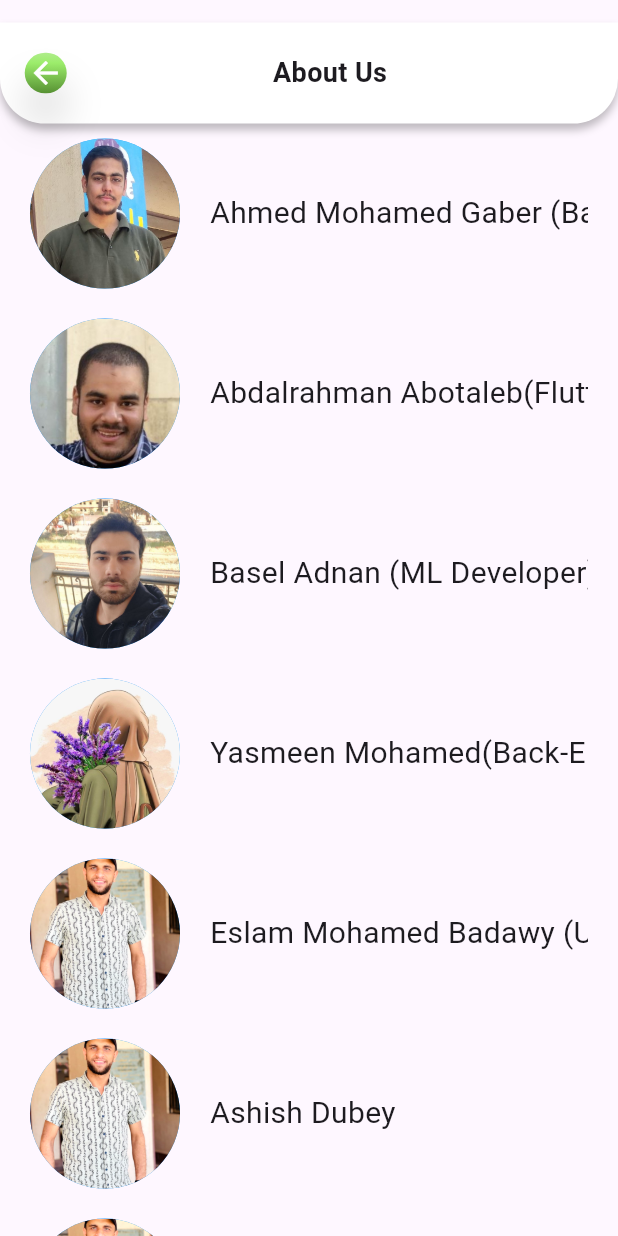
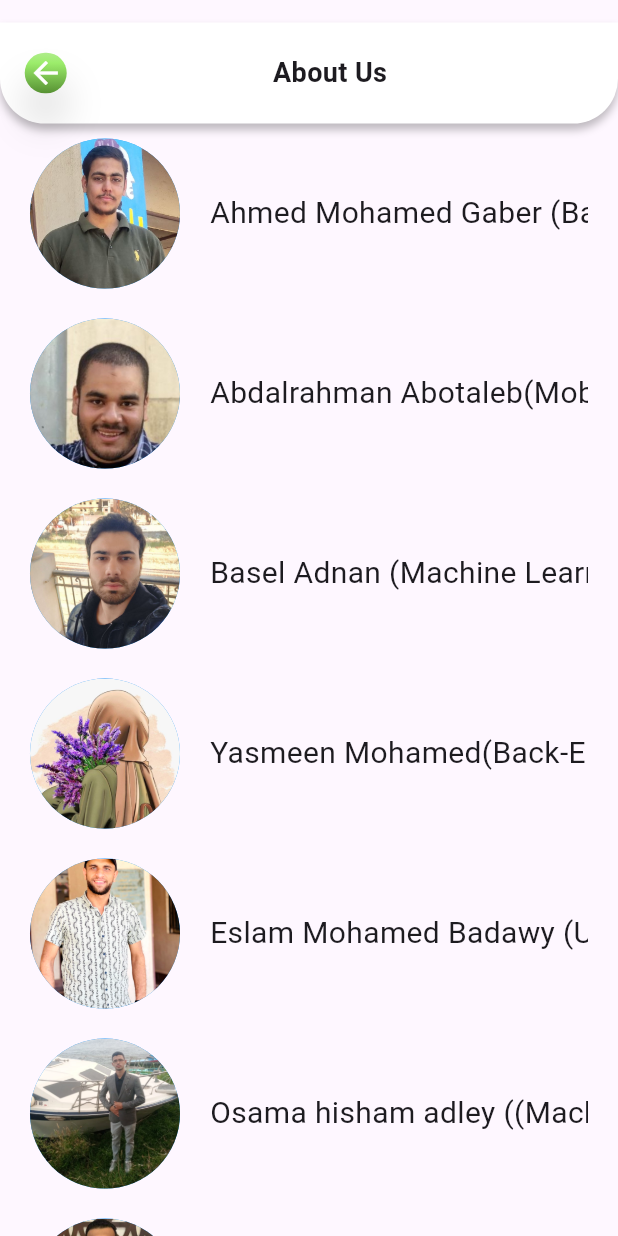
Before and after one commit to AbdalrahmanAbotaleb/MyGraduationProject, a Flutter app: the AboutUs screen opened directly, on a phone screen of 412 x 824 dp. Run offline on Flutter 3.47's test engine with Material 3 defaults, Android fonts, the phone set to English and light mode, and no system bars; our stand-ins replace animate_do, carousel_slider, connectivity_plus, file_picker, flutter_local_notifications, get and 7 more; missing offline and left inert: flutter_tflite; accounts and stored records are empty; project files that could hold a hidden picture were left out.

Commit message:
make updates

```diff
--- a/lib/src/features/settingpage/presentation/pages/about_us_page.dart
+++ b/lib/src/features/settingpage/presentation/pages/about_us_page.dart
@@ -52,12 +52,12 @@ class AboutUs extends StatelessWidget {
                         UserRow(
                           imageUrl:
                               "assets/images/abdo5.jpeg",
-                          userName: "Abdalrahman Abotaleb(Flutter Developer)",
+                          userName: "Abdalrahman Abotaleb(Mobile App Developer With Flutter )",
                         ),
                         UserRow(
                           imageUrl:
                               "assets/images/basel.jpeg",
-                          userName: "Basel Adnan (ML Developer)",
+                          userName: "Basel Adnan (Machine Learning)",
                         ),
                         UserRow(
                           imageUrl:
@@ -71,13 +71,18 @@ class AboutUs extends StatelessWidget {
                         ),
                         UserRow(
                           imageUrl:
-                              "assets/images/Eslam.jpeg",
-                          userName: "Ashish Dubey",
+                              "assets/images/osama.jpeg",
+                          userName: "Osama hisham adley ((Machine learning )",
                         ),
                         UserRow(
                           imageUrl:
-                              "assets/images/Eslam.jpeg",
-                          userName: "Kanhaiya Dubey",
+                              "assets/images/zezo.jpeg",
+                          userName: "Zezo (Front-End Developer)",
+                        ),
+                         UserRow(
+                          imageUrl:
+                              "assets/images/salem.jpg",
+                          userName: "Ahmed Salem (Front-End Developer)",
                         ),
                       ],
                     ),
```
Also changed, not shown: assets/images/osama.jpeg (added), assets/images/salem.jpg (added), assets/images/zezo.jpeg (added).
